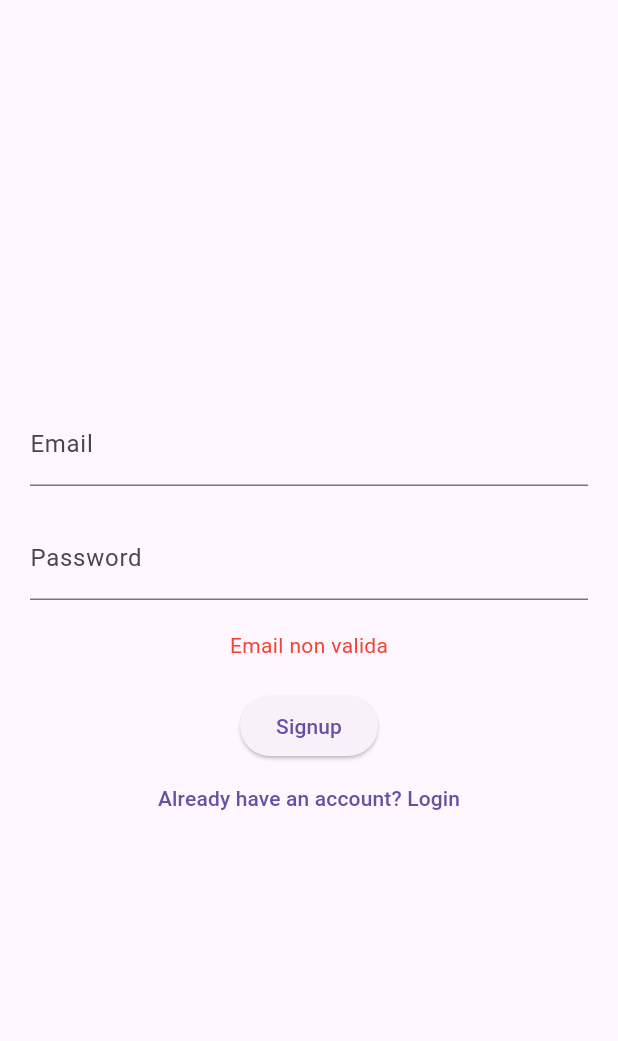
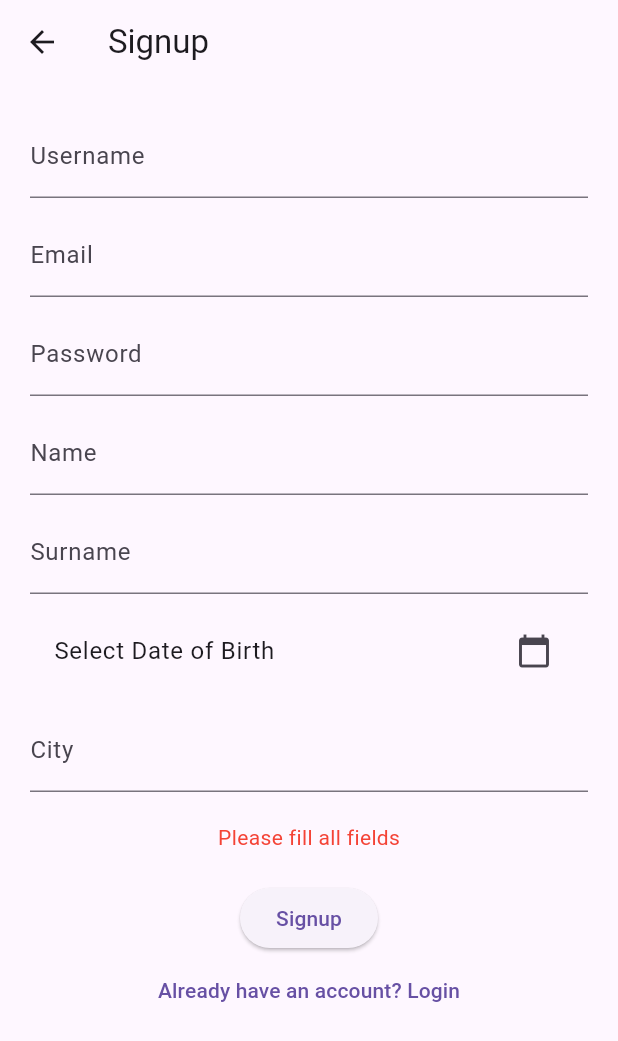
Before and after one commit to biso207/Vez, a Flutter app: the SignupPage screen opened directly, after a tap on "Signup", on a phone screen of 412 x 824 dp. Shown: the top 1041 px of the screen. Run offline on Flutter 3.47's test engine with Material 3 defaults, Android fonts, the phone set to English and light mode, and no system bars.

Commit message:
implement remote database service and expand signup functionality
- Add `RemoteDbService` to handle user registration logic with a simulated network request.
- Update `SignupPage` with additional fields for username, name, surname, city, and date of birth.
- Implement a date picker for selecting the date of birth in the signup form.
- Integrate `RemoteDbService` into the signup flow and add success/error handling.
- Refactor form validation logic and improve the UI layout with `SingleChildScrollView` and an `AppBar`.
- Update `.gitignore` to exclude `lib/services/api_keys.dart`.

```diff
--- a/lib/screens/signup_screen.dart
+++ b/lib/screens/signup_screen.dart
@@ -1,4 +1,5 @@
 import 'package:flutter/material.dart';
+import '../services/remote_db_service.dart';
 
 class SignupPage extends StatefulWidget {
   const SignupPage({super.key});
@@ -8,8 +9,15 @@ class SignupPage extends StatefulWidget {
 }
 
 class _SignupPageState extends State<SignupPage> {
+  final RemoteDbService _dbService = RemoteDbService();
+
   final TextEditingController emailController = TextEditingController();
   final TextEditingController passwordController = TextEditingController();
+  final TextEditingController usernameController = TextEditingController();
+  final TextEditingController nameController = TextEditingController();
+  final TextEditingController surnameController = TextEditingController();
+  final TextEditingController cityController = TextEditingController();
+  DateTime? selectedDate;
 
   String? errorMessage;
   bool isLoading = false;
@@ -18,56 +26,89 @@ class _SignupPageState extends State<SignupPage> {
   void dispose() {
     emailController.dispose();
     passwordController.dispose();
+    usernameController.dispose();
+    nameController.dispose();
+    surnameController.dispose();
+    cityController.dispose();
     super.dispose();
+  }
+
+  Future<void> _selectDate(BuildContext context) async {
+    final DateTime? picked = await showDatePicker(
+      context: context,
+      initialDate: DateTime.now().subtract(const Duration(days: 365 * 18)),
+      firstDate: DateTime(1900),
+      lastDate: DateTime.now(),
+    );
+    if (picked != null && picked != selectedDate) {
+      setState(() {
+        selectedDate = picked;
+      });
+    }
   }
 
   @override
   Widget build(BuildContext context) {
     return Scaffold(
-      body: Padding(
+      appBar: AppBar(title: const Text("Signup")),
+      body: SingleChildScrollView(
         padding: const EdgeInsets.all(20),
         child: Column(
           mainAxisAlignment: MainAxisAlignment.center,
           children: [
-            /// EMAIL
+            TextField(
+              controller: usernameController,
+              decoration: const InputDecoration(labelText: "Username"),
+            ),
+            const SizedBox(height: 10),
             TextField(
               controller: emailController,
               decoration: const InputDecoration(labelText: "Email"),
             ),
-
-            const SizedBox(height: 20),
-
-            /// PASSWORD
+            const SizedBox(height: 10),
             TextField(
               controller: passwordController,
               obscureText: true,
               decoration: const InputDecoration(labelText: "Password"),
             ),
-
+            const SizedBox(height: 10),
+            TextField(
+              controller: nameController,
+              decoration: const InputDecoration(labelText: "Name"),
+            ),
+            const SizedBox(height: 10),
+            TextField(
+              controller: surnameController,
+              decoration: const InputDecoration(labelText: "Surname"),
+            ),
+            const SizedBox(height: 10),
+            ListTile(
+              title: Text(selectedDate == null
+                  ? "Select Date of Birth"
+                  : "DOB: ${selectedDate!.toLocal()}".split(' ')[0]),
+              trailing: const Icon(Icons.calendar_today),
+              onTap: () => _selectDate(context),
+            ),
+            const SizedBox(height: 10),
+            TextField(
+              controller: cityController,
+              decoration: const InputDecoration(labelText: "City"),
+            ),
             const SizedBox(height: 20),
-
-            /// ERRORE
             if (errorMessage != null)
               Text(
                 errorMessage!,
                 style: const TextStyle(color: Colors.red),
               ),
-
             const SizedBox(height: 20),
-
-            /// BUTTON
             isLoading
                 ? const CircularProgressIndicator()
                 : ElevatedButton(
                     onPressed: signup,
                     child: const Text("Signup"),
                   ),
-
-            /// TORNA ALLA LOGIN
             TextButton(
-              onPressed: () {
-                Navigator.pop(context);
-              },
+              onPressed: () => Navigator.pop(context),
               child: const Text("Already have an account? Login"),
             ),
           ],
@@ -76,65 +117,67 @@ class _SignupPageState extends State<SignupPage> {
     );
   }
 
-  /// ---------------- SIGNUP LOGIC ----------------
   void signup() async {
-    String email = emailController.text.trim();
-    String password = passwordController.text;
+    final email = emailController.text.trim();
+    final password = passwordController.text;
+    final username = usernameController.text.trim();
+    final name = nameController.text.trim();
+    final surname = surnameController.text.trim();
+    final city = cityController.text.trim();
 
     setState(() => errorMessage = null);
 
-    /// VALIDAZIONE EMAIL
-    if (!_isValidEmail(email)) {
-      setState(() => errorMessage = "Email non valida");
+    if (username.isEmpty || name.isEmpty || surname.isEmpty || city.isEmpty || selectedDate == null) {
+      setState(() => errorMessage = "Please fill all fields");
       return;
     }
 
-    /// VALIDAZIONE PASSWORD
+    if (!_isValidEmail(email)) {
+      setState(() => errorMessage = "Invalid email");
+      return;
+    }
+
     String? passwordError = _validatePassword(password);
-
     if (passwordError != null) {
       setState(() => errorMessage = passwordError);
       return;
     }
 
-    /// SIMULAZIONE CHIAMATA SERVER
     setState(() => isLoading = true);
 
-    await Future.delayed(const Duration(seconds: 2));
+    bool success = await _dbService.signup(
+      email: email,
+      password: password,
+      username: username,
+      name: name,
+      surname: surname,
+      dateOfBirth: selectedDate!,
+      city: city,
+    );
 
     if (!mounted) return;
     setState(() => isLoading = false);
 
-    debugPrint("Signup OK: $email");
+    if (success) {
+      ScaffoldMessenger.of(context).showSnackBar(
+        const SnackBar(content: Text("Signup Successful!")),
+      );
+      // Navigate to login or home
+    } else {
+      setState(() => errorMessage = "Signup failed. Try again.");
+    }
   }
 
-  /// ---------------- VALIDATORS ----------------
   bool _isValidEmail(String email) {
-    final emailRegex = RegExp(r'^[\w-\.]+@([\w-]+\.)+[\w-]{2,4}$');
-    return emailRegex.hasMatch(email);
+    return RegExp(r'^[\w-\.]+@([\w-]+\.)+[\w-]{2,4}$').hasMatch(email);
   }
 
   String? _validatePassword(String password) {
-    if (password.length < 8) {
-      return "At least 8 characters";
-    }
-
-    if (!RegExp(r'[A-Z]').hasMatch(password)) {
-      return "At least 1 uppercase letter";
-    }
-
-    if (!RegExp(r'[a-z]').hasMatch(password)) {
-      return "At least 1 lowercase letter";
-    }
-
-    if (!RegExp(r'[0-9]').hasMatch(password)) {
-      return "At least 1 number";
-    }
-
-    if (!RegExp(r'[!@#\$&*~]').hasMatch(password)) {
-      return "At least 1 special char";
-    }
-
+    if (password.length < 8) return "At least 8 characters";
+    if (!RegExp(r'[A-Z]').hasMatch(password)) return "At least 1 uppercase letter";
+    if (!RegExp(r'[a-z]').hasMatch(password)) return "At least 1 lowercase letter";
+    if (!RegExp(r'[0-9]').hasMatch(password)) return "At least 1 number";
+    if (!RegExp(r'[!@#\$&*~]').hasMatch(password)) return "At least 1 special char";
     return null;
   }
 }
--- /dev/null
+++ b/lib/services/api_keys.dart
@@ -0,0 +1,4 @@
+class ApiKeys {
+  static const String remoteDbKey = 'eyJhbGciOiJIUzI1NiIsInR5cCI6IkpXVCJ9.eyJpc3MiOiJzdXBhYmFzZSIsInJlZiI6Ind6cmR3dXRocnJldXp2c2Vpb3VjIiwicm9sZSI6InNlcnZpY2Vfcm9sZSIsImlhdCI6MTc3MTU4MDMyOSwiZXhwIjoyMDg3MTU2MzI5fQ.Ue3xC9vPHTGq9bOpgsZO-emQFwWOZPw3mcDXSijjB5k';
+  static const String baseUrl = 'https://wzrdwuthrreuzvseiouc.supabase.co';
+}
--- /dev/null
+++ b/lib/services/remote_db_service.dart
@@ -0,0 +1,34 @@
+import 'api_keys.dart';
+
+class RemoteDbService {
+  final String _apiKey = ApiKeys.remoteDbKey;
+  final String _baseUrl = ApiKeys.baseUrl;
+
+  /// Registers a new user in the remote database
+  Future<bool> signup({
+    required String email,
+    required String password,
+    required String username,
+    required String name,
+    required String surname,
+    required DateTime dateOfBirth,
+    required String city,
+  }) async {
+    try {
+      // Logic to connect to your remote DB
+      // You might use the 'http' or 'dio' package here
+      print('Connecting to $_baseUrl to register user: $username');
+
+      // Simulate network request
+      await Future.delayed(const Duration(seconds: 2));
+
+      // In a real scenario, you would send a POST request with the data
+      // and the API key in the headers.
+
+      return true; // Return true if successful
+    } catch (e) {
+      print('Signup error: $e');
+      return false;
+    }
+  }
+}
```
Also changed, not shown: 1 other file.
